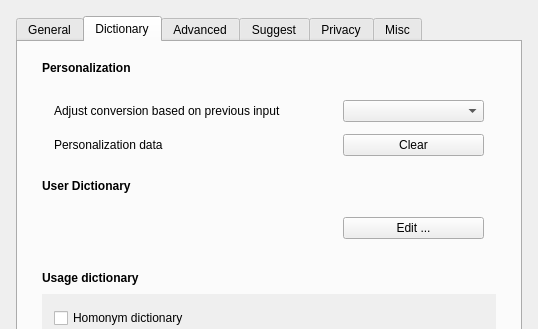
yoshikiobata/mozc, file src/gui/config_dialog/config_dialog.ui: the form before one commit; both pictures show x 0 to 538 and y 0 to 329 of the 538 by 546 pixel window.
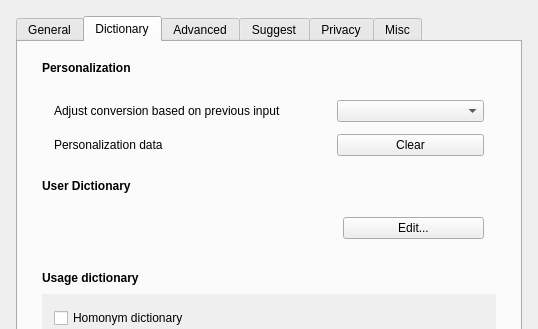
The form after the commit. The open tabs and pages were chosen to show the change. Custom widgets are drawn as their Qt base class.

What changed in the file:
```diff
--- a/src/gui/config_dialog/config_dialog.ui
+++ b/src/gui/config_dialog/config_dialog.ui
@@ -379,7 +379,20 @@
         </widget>
        </item>
        <item row="0" column="1">
-        <widget class="QComboBox" name="historyLearningLevelComboBox"/>
+        <widget class="QComboBox" name="historyLearningLevelComboBox">
+         <property name="sizePolicy">
+          <sizepolicy hsizetype="Minimum" vsizetype="Fixed">
+           <horstretch>0</horstretch>
+           <verstretch>0</verstretch>
+          </sizepolicy>
+         </property>
+         <property name="minimumSize">
+          <size>
+           <width>147</width>
+           <height>0</height>
+          </size>
+         </property>
+        </widget>
        </item>
       </layout>
      </widget>
@@ -415,7 +428,7 @@
        <item row="0" column="1">
         <widget class="QPushButton" name="editUserDictionaryButton">
          <property name="text">
-          <string>Edit ...</string>
+          <string>Edit...</string>
          </property>
         </widget>
        </item>
```
